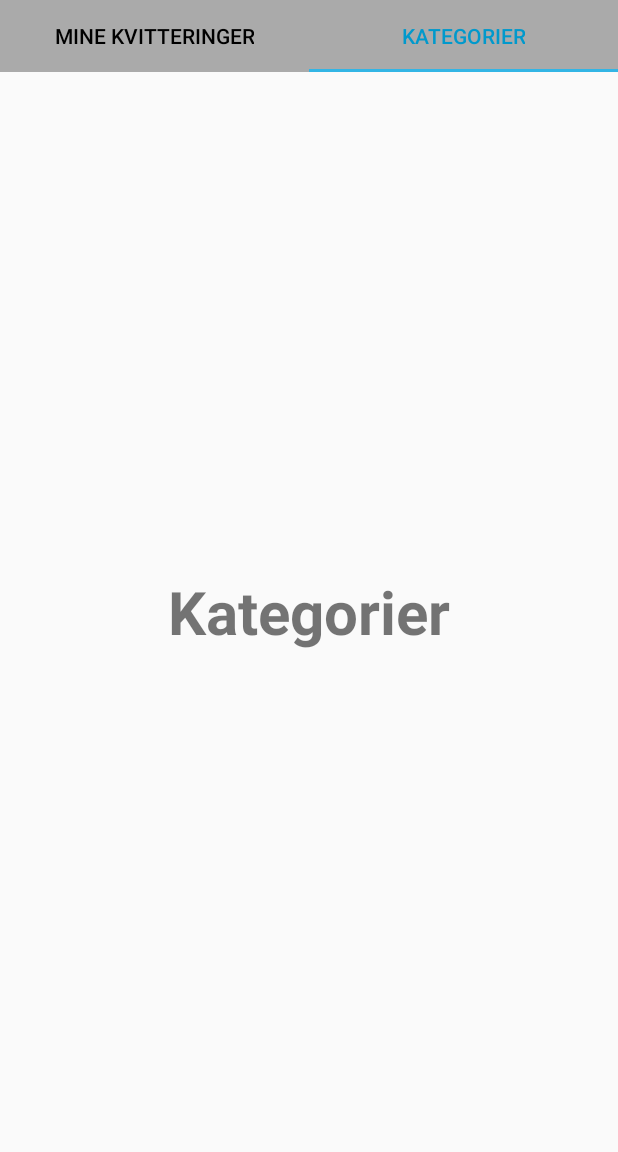
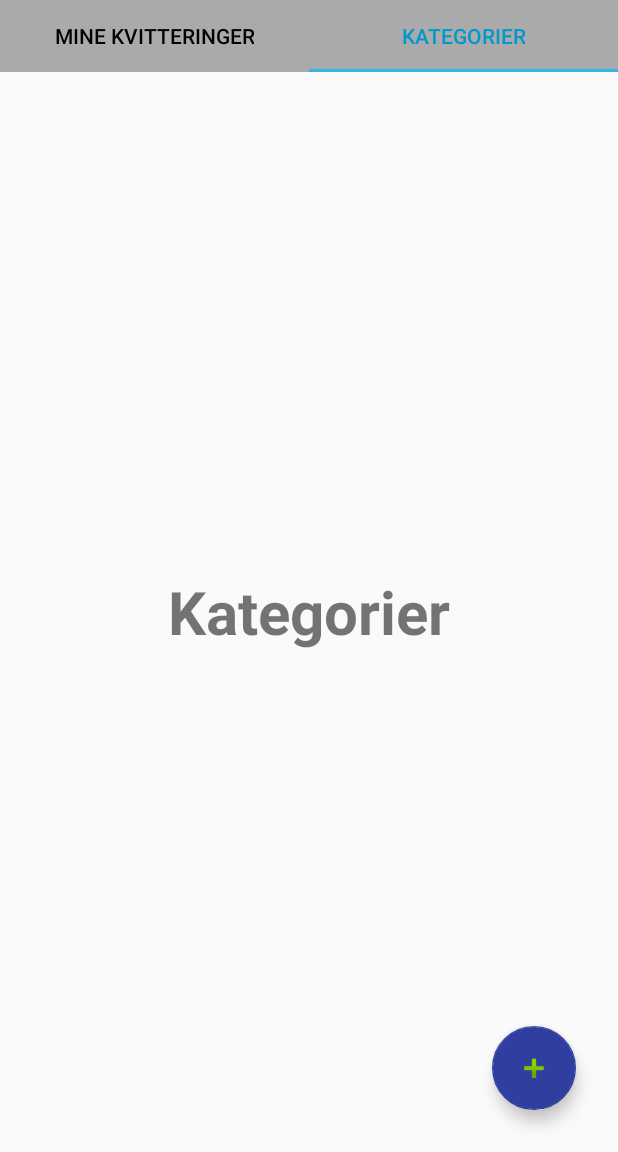
Before and after one commit to EmilieKvist/KvitIt1.0, an Android app: the HomeActivity screen opened directly, with no data from a screen before it, tab 2 chosen, on a phone screen of 412 x 824 dp, the part 84-1236 px from its top. Run offline under Robolectric (Android 15) with nearby library versions, the phone set to English and light mode, and no system bars.

Commit message:
Tilføj knap og kamera virker nu, acceptér/afvis billede ligger i kamerafunktionen

```diff
--- a/app/src/main/java/com/example/emiliekvist/kvitit/HomeActivity.java
+++ b/app/src/main/java/com/example/emiliekvist/kvitit/HomeActivity.java
@@ -1,19 +1,28 @@
 package com.example.emiliekvist.kvitit;
 
 
+import android.content.Intent;
+import android.graphics.Bitmap;
 import android.os.Bundle;
+import android.provider.MediaStore;
+import android.support.design.widget.FloatingActionButton;
 import android.support.design.widget.TabLayout;
 import android.support.v4.app.Fragment;
 import android.support.v4.app.FragmentManager;
 import android.support.v4.app.FragmentTransaction;
 import android.support.v7.app.AppCompatActivity;
 import android.support.v7.widget.Toolbar;
+import android.view.View;
 import android.widget.FrameLayout;
+import android.widget.ImageView;
 
 
 public class HomeActivity extends AppCompatActivity {
     FrameLayout simpleFrameLayout;
     TabLayout tabLayout;
+    static final int REQUEST_IMAGE_CAPTURE = 1;
+    private ImageView imageView;
+
 
     @Override
     protected void onCreate(Bundle savedInstanceState) {
@@ -24,6 +33,20 @@ public class HomeActivity extends AppCompatActivity {
         Toolbar toolbar = (Toolbar) findViewById(R.id.toolbar);
         setSupportActionBar(toolbar);
         getSupportActionBar().setDisplayHomeAsUpEnabled(true);
+
+        //Adding onClickListener for add receipt button
+        FloatingActionButton addReceipt = (FloatingActionButton) findViewById(R.id.floatingActionButton);
+        addReceipt.setOnClickListener(new View.OnClickListener() {
+            @Override
+            public void onClick(View view) {
+                // Click action
+                Intent takePictureIntent = new Intent(MediaStore.ACTION_IMAGE_CAPTURE);
+                if (takePictureIntent.resolveActivity(getPackageManager()) != null) {
+                    startActivityForResult(takePictureIntent, REQUEST_IMAGE_CAPTURE);
+                }
+            }
+        });
+
 
 
         // get the reference of FrameLayout and TabLayout
@@ -60,6 +83,7 @@ public class HomeActivity extends AppCompatActivity {
                         fragment = new KategoriTab();
                         break;
                 }
+
                 FragmentManager fm = getSupportFragmentManager();
                 FragmentTransaction ft = fm.beginTransaction();
                 ft.replace(R.id.simpleFrameLayout, fragment);
@@ -80,8 +104,14 @@ public class HomeActivity extends AppCompatActivity {
 
     }
 
-
-
+    @Override
+    protected void onActivityResult(int requestCode, int resultCode, Intent data) {
+        if (requestCode == REQUEST_IMAGE_CAPTURE && resultCode == RESULT_OK) {
+            Bundle extras = data.getExtras();
+            Bitmap imageBitmap = (Bitmap) extras.get("data");
+            //imageView.setImageBitmap(imageBitmap);
+        }
+    }
 
 
 }
--- a/app/src/main/res/layout/activity_home.xml
+++ b/app/src/main/res/layout/activity_home.xml
@@ -55,7 +55,20 @@
     <FrameLayout
         android:id="@+id/simpleFrameLayout"
         android:layout_width="match_parent"
-        android:layout_height="match_parent" />
+        android:layout_height="match_parent" >
+
+        <android.support.design.widget.FloatingActionButton
+            android:id="@+id/floatingActionButton"
+            android:layout_width="wrap_content"
+            android:layout_height="wrap_content"
+            android:clickable="true"
+            app:backgroundTint="@color/colorPrimaryDark"
+            app:fabSize="normal"
+            app:srcCompat="@android:drawable/ic_input_add"
+            android:layout_gravity="bottom|end"
+            android:layout_margin="28dp"
+            />
+    </FrameLayout>
 
 
 </LinearLayout>
--- a/app/src/main/res/values/colors.xml
+++ b/app/src/main/res/values/colors.xml
@@ -1,7 +1,7 @@
 <?xml version="1.0" encoding="utf-8"?>
 <resources>
     <color name="colorPrimary">#3F51B5</color>
-    <color name="colorPrimaryDark">#303F9F</color>
+    <color name="colorPrimaryDark">#303f9f</color>
     <color name="colorAccent">#FF4081</color>
     <color name="colorBlack">#000</color>
 </resources>
--- a/app/src/main/res/values/strings.xml
+++ b/app/src/main/res/values/strings.xml
@@ -1,4 +1,5 @@
 <resources>
     <string name="app_name">KvitIt</string>
     <string name="home"> Home </string>
+    <string name="photo">Your photo</string>
 </resources>
```
Also changed, not shown: app/src/main/AndroidManifest.xml (+12 -0 lines), app/src/main/java/com/example/emiliekvist/kvitit/CameraActivity.java (added, +12 -0 lines), app/src/main/res/layout/camera_activity.xml (added, +23 -0 lines).
